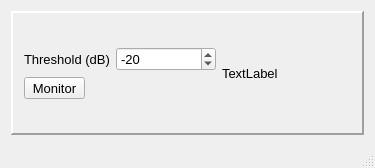
Before: the Qt Designer form mainwindow.ui in pvint/qjackstart, drawn with Qt 5.
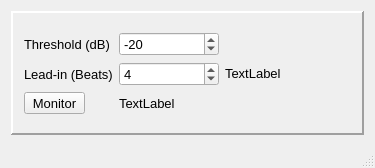
After: the same form once the commit is applied. Icons and pictures are not drawn. Custom widgets are drawn as their Qt base class.

Commit message: UI additions, BPM retrieval, beginnings of leadin count

```diff
--- a/mainwindow.ui
+++ b/mainwindow.ui
@@ -28,6 +28,9 @@
    <iconset resource="qjackstart.qrc">
     <normaloff>:/qjackstart/qjackstart.png</normaloff>:/qjackstart/qjackstart.png</iconset>
   </property>
+  <property name="autoFillBackground">
+   <bool>false</bool>
+  </property>
   <property name="locale">
    <locale language="English" country="UnitedStates"/>
   </property>
@@ -47,6 +50,9 @@
         <verstretch>0</verstretch>
        </sizepolicy>
       </property>
+      <property name="autoFillBackground">
+       <bool>false</bool>
+      </property>
       <property name="frameShape">
        <enum>QFrame::Panel</enum>
       </property>
@@ -59,6 +65,19 @@
       <layout class="QGridLayout" name="gridLayout_2">
        <item row="2" column="0">
         <layout class="QGridLayout" name="gridLayout_4">
+         <item row="1" column="2" rowspan="3">
+          <widget class="QLabel" name="dbLabel">
+           <property name="minimumSize">
+            <size>
+             <width>80</width>
+             <height>0</height>
+            </size>
+           </property>
+           <property name="text">
+            <string>TextLabel</string>
+           </property>
+          </widget>
+         </item>
          <item row="1" column="1">
           <widget class="QDoubleSpinBox" name="thresholdLevelSpin">
            <property name="sizePolicy">
@@ -87,14 +106,7 @@
            </property>
           </widget>
          </item>
-         <item row="1" column="0">
-          <widget class="QLabel" name="pauseLevelLabel">
-           <property name="text">
-            <string>Threshold (dB)</string>
-           </property>
-          </widget>
-         </item>
-         <item row="2" column="0">
+         <item row="3" column="0">
           <widget class="QToolButton" name="monitorButton">
            <property name="text">
             <string>Monitor</string>
@@ -104,7 +116,7 @@
            </property>
           </widget>
          </item>
-         <item row="1" column="3" rowspan="2">
+         <item row="1" column="3" rowspan="3">
           <widget class="QJRMeter" name="vuMeter" native="true">
            <property name="sizePolicy">
             <sizepolicy hsizetype="Preferred" vsizetype="Preferred">
@@ -120,19 +132,34 @@
            </property>
           </widget>
          </item>
-         <item row="1" column="2" rowspan="2">
-          <widget class="QLabel" name="dbLabel">
-           <property name="minimumSize">
-            <size>
-             <width>80</width>
-             <height>0</height>
-            </size>
+         <item row="1" column="0">
+          <widget class="QLabel" name="pauseLevelLabel">
+           <property name="text">
+            <string>Threshold (dB)</string>
            </property>
+          </widget>
+         </item>
+         <item row="3" column="1">
+          <widget class="QLabel" name="bpmLabel">
            <property name="text">
             <string>TextLabel</string>
            </property>
           </widget>
          </item>
+         <item row="2" column="0">
+          <widget class="QLabel" name="leadinBarsLabel">
+           <property name="text">
+            <string>Lead-in (Beats)</string>
+           </property>
+          </widget>
+         </item>
+         <item row="2" column="1">
+          <widget class="QSpinBox" name="leadinBeatsSpinBox">
+           <property name="value">
+            <number>4</number>
+           </property>
+          </widget>
+         </item>
         </layout>
        </item>
       </layout>
```
The commit also changes 8 other files.
